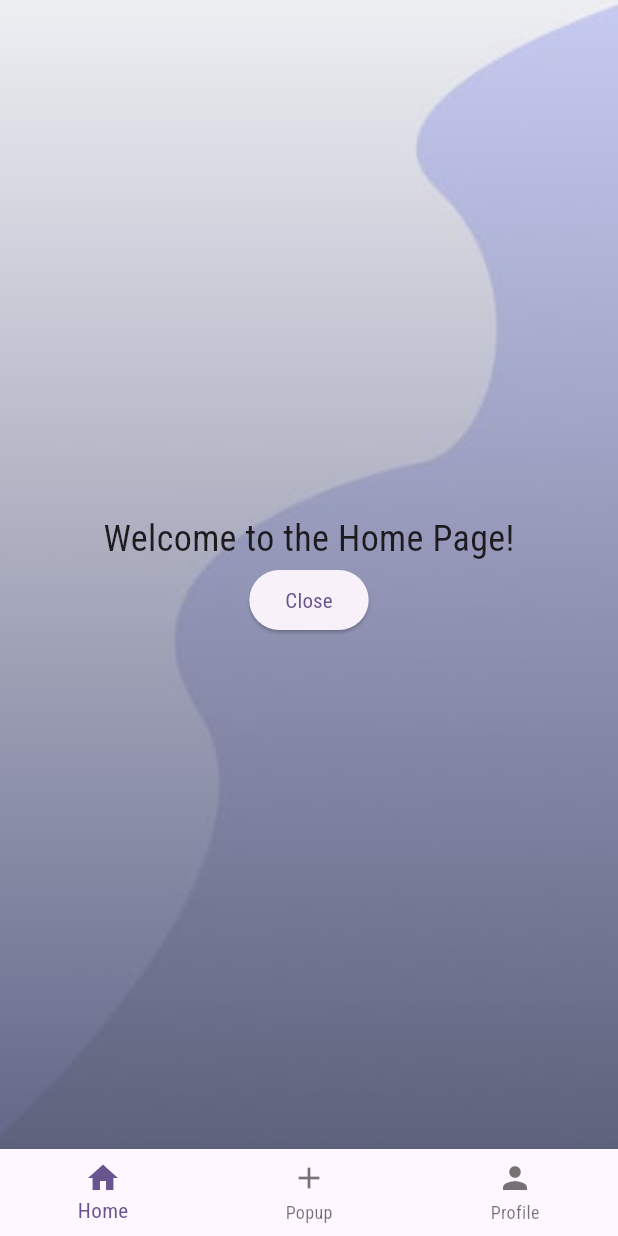
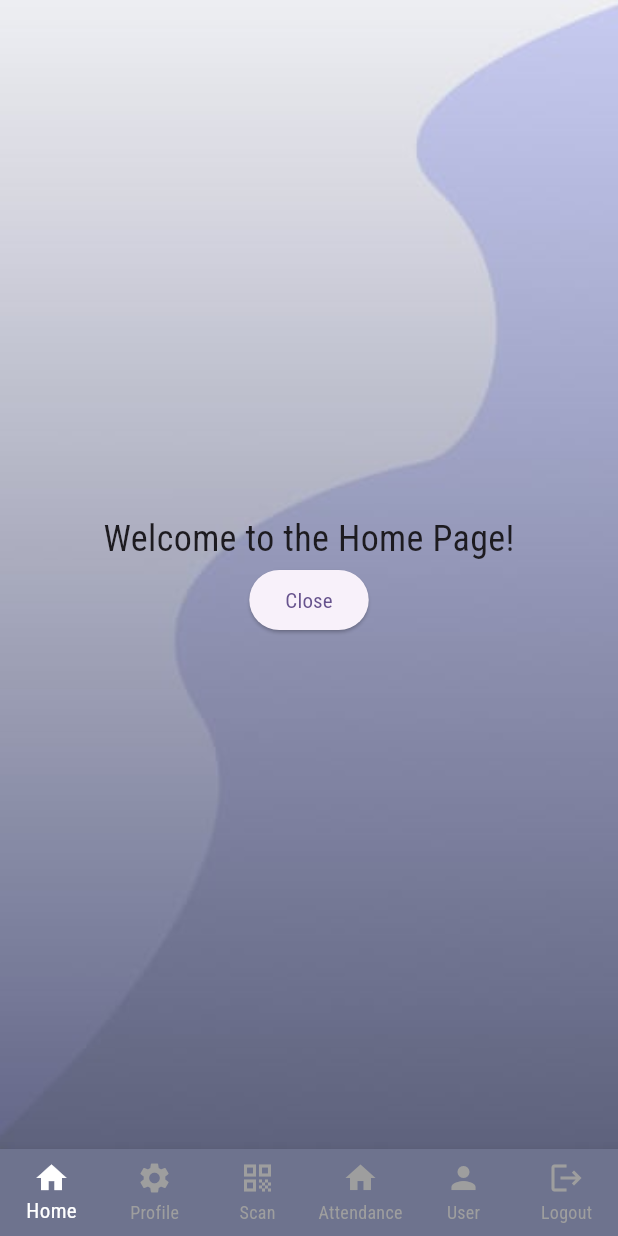
Before and after one commit to WenDEVLIFE/Flutter_QR_Attendace_System, a Flutter app: the screen it shows after launch, after a tap on "Sign In", on a phone screen of 412 x 824 dp. Run offline on Flutter 3.47's test engine with Material 3 defaults, Android fonts, the phone set to English and light mode, and no system bars; our stand-ins replace firebase_core, fluttertoast; accounts and stored records are empty.

Commit message:
Added hover navigation on bottom navigation 👾

```diff
--- a/lib/activity/HomePage.dart
+++ b/lib/activity/HomePage.dart
@@ -1,7 +1,9 @@
 import 'package:flutter/material.dart';
+import 'package:fluttertoast/fluttertoast.dart';
 
 class HomePage extends StatelessWidget {
-  const HomePage({Key? key}) : super(key: key);
+  final String username;
+  const HomePage({Key? key, required this.username}) : super(key: key);
 
   @override
   Widget build(BuildContext context) {
@@ -21,6 +23,7 @@ class HomePage extends StatelessWidget {
               ElevatedButton(
                 onPressed: () {
                   Navigator.pop(context); // Close the fragment-like popup
+                  showToast();
                 },
                 child: const Text('Close'),
               ),
@@ -30,4 +33,15 @@ class HomePage extends StatelessWidget {
       ),
     );
   }
+  void showToast() {
+    Fluttertoast.showToast(
+      msg: "This is a toast message$username",
+      toastLength: Toast.LENGTH_SHORT,
+      gravity: ToastGravity.BOTTOM,
+      timeInSecForIosWeb: 1,
+      backgroundColor: Colors.black,
+      textColor: Colors.white,
+      fontSize: 16.0,
+    );
+  }
 }
--- a/lib/activity/LoginPage.dart
+++ b/lib/activity/LoginPage.dart
@@ -113,7 +113,7 @@ class _LoginPageState extends State<LoginPage> {
                         Navigator.push(
                           context,
                           MaterialPageRoute(
-                            builder: (context) => const Maincontroller(), // Use Maincontroller, not Maincon
+                            builder: (context) => Maincontroller(), // Use Maincontroller, not Maincon
                           ),
                         );
                       },
--- a/lib/activity/MainController.dart
+++ b/lib/activity/MainController.dart
@@ -1,9 +1,9 @@
 import 'package:flutter/material.dart';
-
 import 'HomePage.dart';
 
 class Maincontroller extends StatefulWidget {
-  const Maincontroller({Key? key}) : super(key: key);
+  Maincontroller({Key? key}) : super(key: key);
+  String username = 'meow';
 
   @override
   _MaincontrollerState createState() => _MaincontrollerState();
@@ -11,40 +11,87 @@ class Maincontroller extends StatefulWidget {
 
 class _MaincontrollerState extends State<Maincontroller> {
   int _selectedIndex = 0;
+  int _hoveredIndex = -1;
 
-  List screens = const [
-    HomePage(),
+  List<Widget> screens = [
+    HomePage(username: 'meow'),
+    HomePage(username: 'meow'),
+    HomePage(username: 'meow'),
+    HomePage(username: 'meow'),
+    HomePage(username: 'meow'),
+    HomePage(username: 'meow'),
+    // Add other screens here
   ];
-
 
   void _onItemTapped(int index) {
     setState(() {
       _selectedIndex = index;
     });
+  }
 
-  }
   @override
   Widget build(BuildContext context) {
     return Scaffold(
+      body: screens[_selectedIndex],
       bottomNavigationBar: BottomNavigationBar(
-        items: const <BottomNavigationBarItem>[
-          BottomNavigationBarItem(
-            icon: Icon(Icons.home),
-            label: 'Home',
-          ),
-          BottomNavigationBarItem(
-            icon: Icon(Icons.add),
-            label: 'Popup',
-          ),
-          BottomNavigationBarItem(
-            icon: Icon(Icons.person),
-            label: 'Profile',
-          ),
-        ],
+        type: BottomNavigationBarType.fixed, // Ensure all items are displayed
+        backgroundColor: const Color(0xFF6E738E),
+        items: List.generate(6, (index) {
+          return BottomNavigationBarItem(
+            icon: MouseRegion(
+              onEnter: (_) => setState(() => _hoveredIndex = index),
+              onExit: (_) => setState(() => _hoveredIndex = -1),
+              child: Icon(
+                _getIconForIndex(index),
+                color: _hoveredIndex == index ? Colors.blue : (_selectedIndex == index ? Colors.white : Colors.grey),
+              ),
+            ),
+            label: _getLabelForIndex(index),
+          );
+        }),
         currentIndex: _selectedIndex,
+        selectedItemColor: Colors.white, // Color for the selected item
+        unselectedItemColor: Colors.grey, // Color for the unselected items
         onTap: _onItemTapped,
       ),
-      body: screens[_selectedIndex],
     );
   }
+
+  IconData _getIconForIndex(int index) {
+    switch (index) {
+      case 0:
+        return Icons.home;
+      case 1:
+        return Icons.settings;
+      case 2:
+        return Icons.qr_code;
+      case 3:
+        return Icons.home;
+      case 4:
+        return Icons.person;
+      case 5:
+        return Icons.logout;
+      default:
+        return Icons.home;
+    }
+  }
+
+  String _getLabelForIndex(int index) {
+    switch (index) {
+      case 0:
+        return 'Home';
+      case 1:
+        return 'Profile';
+      case 2:
+        return 'Scan';
+      case 3:
+        return 'Attendance';
+      case 4:
+        return 'User';
+      case 5:
+        return 'Logout';
+      default:
+        return 'Home';
+    }
+  }
 }
--- a/lib/activity/SignUpPage.dart
+++ b/lib/activity/SignUpPage.dart
@@ -12,6 +12,7 @@ class _SignupState extends State<Signup> {
   bool  passwordVisibility1 = true;
   bool passwordVisibility2 = true;
 
+  // Function to toggle the password show status
   void _togglePasswordVisibility1() {
     setState(() {
       passwordVisibility1 = !passwordVisibility1;
```
